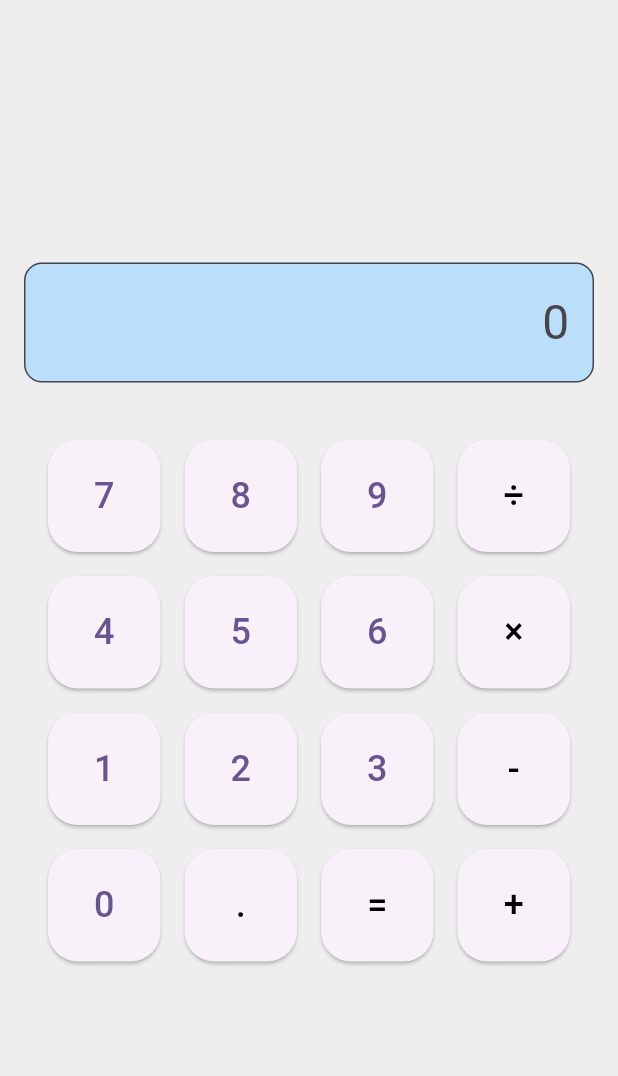
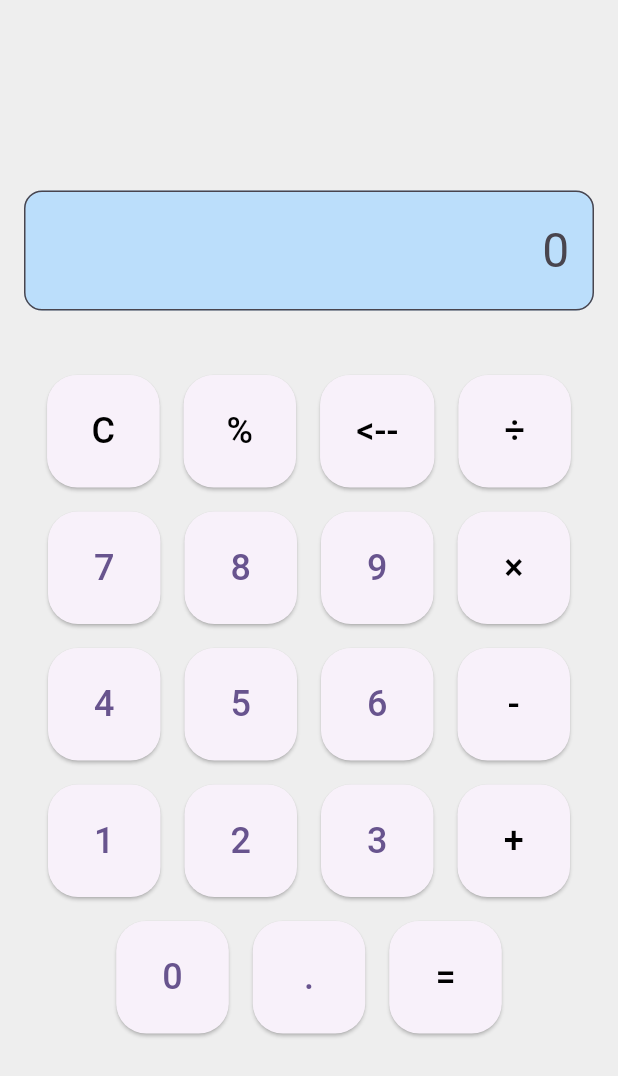
Before and after one commit to serrabruna/calculadoraflutter, a Flutter app: the screen it shows after launch, on a phone screen of 412 x 824 dp. Shown: the top 1076 px of the screen. Run offline on Flutter 3.47's test engine with Material 3 defaults, Android fonts, the phone set to English and light mode, and no system bars.

Commit message:
migrando botões para calculadora_page

```diff
--- a/lib/pages/calculadora_page.dart
+++ b/lib/pages/calculadora_page.dart
@@ -1,4 +1,3 @@
-import 'package:calculadoraflutter/widgets/botoes.dart';
 import 'package:flutter/material.dart';
 
 class CalculadoraPage extends StatefulWidget {
@@ -9,13 +8,48 @@ class CalculadoraPage extends StatefulWidget {
 }
 
 class _CalculadoraPageState extends State<CalculadoraPage> {
+  Widget _botaoNumero(String numero, VoidCallback onPressed) {
+    return Padding(
+      padding: const EdgeInsets.all(8),
+      child: ElevatedButton(
+        style: ElevatedButton.styleFrom(
+          minimumSize: Size(75, 75),
+          shape: RoundedRectangleBorder(
+            borderRadius: BorderRadius.circular(20),
+          ),
+        ),
+        onPressed: onPressed,
+        child: Text(numero, style: TextStyle(fontSize: 24)),
+      ),
+    );
+  }
+
+  Widget _botaoOperacao(String simbolo, VoidCallback onPressed) {
+    return Padding(
+      padding: const EdgeInsets.all(8),
+      child: ElevatedButton(
+        style: ElevatedButton.styleFrom(
+          minimumSize: Size(75, 75),
+          shape: RoundedRectangleBorder(
+            borderRadius: BorderRadius.circular(20),
+          ),
+        ),
+        onPressed: onPressed,
+        child: Text(
+          simbolo,
+          style: TextStyle(fontSize: 24, color: Colors.black),
+        ),
+      ),
+    );
+  }
+
   @override
   Widget build(BuildContext context) {
     return Scaffold(
       backgroundColor: Colors.grey[200],
-      body:
-      Column(
+      body: Column(
         mainAxisAlignment: MainAxisAlignment.center,
+        crossAxisAlignment: CrossAxisAlignment.center,
         children: [
           SafeArea(
             child: Column(
@@ -36,14 +70,62 @@ class _CalculadoraPageState extends State<CalculadoraPage> {
                     ),
                   ),
                 ),
-                SizedBox(height: 30),
-                Botoes(),
               ],
             ),
+          ),
+          SizedBox(height: 35),
+          Column(
+            mainAxisAlignment: MainAxisAlignment.center,
+            crossAxisAlignment: CrossAxisAlignment.center,
+            children: [
+              Row(
+                mainAxisAlignment: MainAxisAlignment.center,
+                children: [
+                  _botaoOperacao('C', () {}),
+                  _botaoOperacao('%', () {}),
+                  _botaoOperacao('<--', () {}),
+                  _botaoOperacao('÷', () {}),
+                ],
+              ),
+              Row(
+                mainAxisAlignment: MainAxisAlignment.center,
+                children: [
+                  _botaoNumero('7', () {}),
+                  _botaoNumero('8', () {}),
+                  _botaoNumero('9', () {}),
+                  _botaoOperacao('×', () {}),
+                ],
+              ),
+              Row(
+                mainAxisAlignment: MainAxisAlignment.center,
+                children: [
+                  _botaoNumero('4', () {}),
+                  _botaoNumero('5', () {}),
+                  _botaoNumero('6', () {}),
+                  _botaoOperacao('-', () {}),
+                ],
+              ),
+              Row(
+                mainAxisAlignment: MainAxisAlignment.center,
+                children: [
+                  _botaoNumero('1', () {}),
+                  _botaoNumero('2', () {}),
+                  _botaoNumero('3', () {}),
+                  _botaoOperacao('+', () {}),
+                ],
+              ),
+              Row(
+                mainAxisAlignment: MainAxisAlignment.center,
+                children: [
+                  _botaoNumero('0', () {}),
+                  _botaoNumero('.', () {}),
+                  _botaoOperacao('=', () {}),
+                ],
+              ),
+            ],
           ),
         ],
       ),
     );
   }
-
 }
--- a/lib/widgets/botoes.dart
+++ /dev/null
@@ -1,84 +0,0 @@
-import 'package:flutter/material.dart';
-
-class Botoes extends StatelessWidget {
-  const Botoes({super.key});
-
-  @override
-  Widget build(BuildContext context) {
-    return Column(
-          children: [
-            Row(
-              mainAxisAlignment: MainAxisAlignment.center,
-              children: [
-                _botaoNumero('7', () {}),
-                _botaoNumero('8', () {}),
-                _botaoNumero('9', () {}),
-                _botaoOperacao('÷', () {}),
-              ],
-            ),
-            Row(
-              mainAxisAlignment: MainAxisAlignment.center,
-              children: [
-                _botaoNumero('4', () {}),
-                _botaoNumero('5', () {}),
-                _botaoNumero('6', () {}),
-                _botaoOperacao('×', () {}),
-              ],
-            ),
-            Row(
-              mainAxisAlignment: MainAxisAlignment.center,
-              children: [
-                _botaoNumero('1', () {}),
-                _botaoNumero('2', () {}),
-                _botaoNumero('3', () {}),
-                _botaoOperacao('-', () {}),
-              ],
-            ),
-            Row(
-              mainAxisAlignment: MainAxisAlignment.center,
-              children: [
-                _botaoNumero('0', () {}),
-                _botaoOperacao('.', () {}),
-                _botaoOperacao('=', () {}),
-                _botaoOperacao('+', () {}),
-              ],
-            ),
-          ],
-        );
-  }
-
-  Widget _botaoNumero(String numero, VoidCallback onPressed) {
-    return Padding(
-      padding: const EdgeInsets.all(8),
-      child: ElevatedButton(
-        style: ElevatedButton.styleFrom(
-          minimumSize: Size(75, 75),
-          shape: RoundedRectangleBorder(
-            borderRadius: BorderRadius.circular(20),
-          ),
-        ),
-        onPressed: onPressed,
-        child: Text(numero, style: TextStyle(fontSize: 24)),
-      ),
-    );
-  }
-
-  Widget _botaoOperacao(String simbolo, VoidCallback onPressed) {
-    return Padding(
-      padding: const EdgeInsets.all(8),
-      child: ElevatedButton(
-        style: ElevatedButton.styleFrom(
-          minimumSize: Size(75, 75),
-          shape: RoundedRectangleBorder(
-            borderRadius: BorderRadius.circular(20),
-          ),
-        ),
-        onPressed: onPressed,
-        child: Text(
-          simbolo,
-          style: TextStyle(fontSize: 24, color: Colors.black),
-        ),
-      ),
-    );
-  }
-}
```
